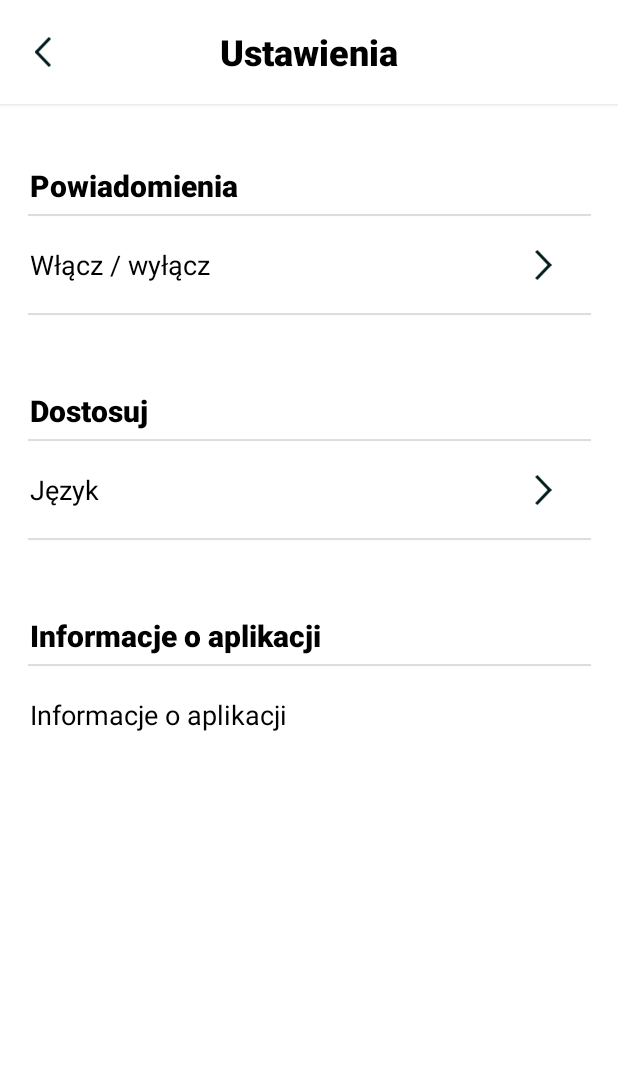
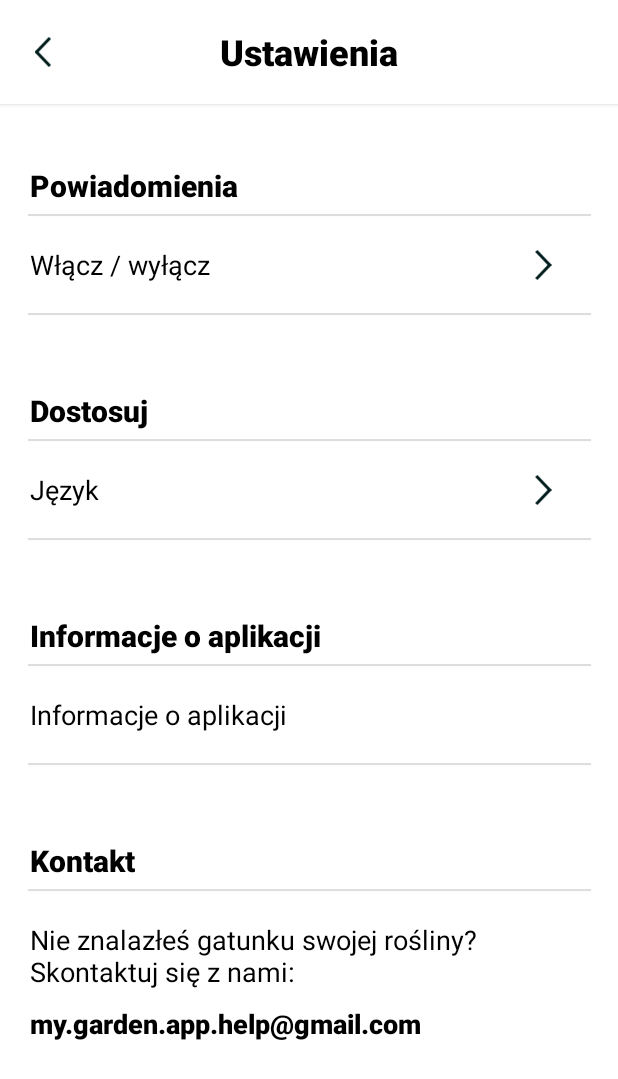
Before and after one commit to AlicjaKowalska/My-Garden, an Android app: the Settings screen opened directly, with no data from a screen before it, on a phone screen of 412 x 824 dp. Shown: the top 1079 px of the screen. Run offline under Robolectric (Android 15) with nearby library versions, the phone set to English and light mode, and no system bars; Roboto replaces fonts that are not available here.

```diff
--- a/app/src/main/java/com/example/mygarden/database/DBHelper.java
+++ b/app/src/main/java/com/example/mygarden/database/DBHelper.java
@@ -8,10 +8,6 @@ import android.database.sqlite.SQLiteOpenHelper;
 import android.graphics.Bitmap;
 import android.graphics.BitmapFactory;
 import android.widget.Toast;
-
-import androidx.annotation.Nullable;
-
-import com.example.mygarden.Add;
 
 import java.io.ByteArrayOutputStream;
 import java.util.ArrayList;
--- a/app/src/main/res/layout/activity_settings.xml
+++ b/app/src/main/res/layout/activity_settings.xml
@@ -10,9 +10,65 @@
         android:id="@+id/toolbar_settings"
         layout="@layout/toolbar_settings" />
 
+    <ScrollView
+        android:layout_width="match_parent"
+        android:layout_height="match_parent" >
+
         <androidx.constraintlayout.widget.ConstraintLayout
             android:layout_width="match_parent"
-    android:layout_height="match_parent">
+            android:layout_height="wrap_content">
+
+            <TextView
+                android:id="@+id/textView18"
+                android:layout_width="wrap_content"
+                android:layout_height="wrap_content"
+                android:layout_marginStart="20dp"
+                android:layout_marginTop="20dp"
+                android:fontFamily="sans-serif"
+                android:text="Informacje o aplikacji"
+                android:textColor="#000000"
+                android:textSize="18sp"
+                app:layout_constraintEnd_toEndOf="parent"
+                app:layout_constraintHorizontal_bias="0.0"
+                app:layout_constraintStart_toStartOf="parent"
+                app:layout_constraintTop_toBottomOf="@+id/divider5" />
+
+            <View
+                android:id="@+id/divider14"
+                android:layout_width="375dp"
+                android:layout_height="1dp"
+                android:layout_marginTop="5dp"
+                android:background="?android:attr/listDivider"
+                android:elevation="1dp"
+                app:layout_constraintEnd_toEndOf="parent"
+                app:layout_constraintStart_toStartOf="parent"
+                app:layout_constraintTop_toBottomOf="@+id/textView16" />
+
+            <View
+                android:id="@+id/divider13"
+                android:layout_width="375dp"
+                android:layout_height="1dp"
+                android:layout_marginTop="20dp"
+                android:background="?android:attr/listDivider"
+                android:elevation="1dp"
+                app:layout_constraintEnd_toEndOf="parent"
+                app:layout_constraintStart_toStartOf="parent"
+                app:layout_constraintTop_toBottomOf="@+id/textView18" />
+
+            <TextView
+                android:id="@+id/textView16"
+                android:layout_width="wrap_content"
+                android:layout_height="wrap_content"
+                android:layout_marginStart="20dp"
+                android:layout_marginTop="50dp"
+                android:fontFamily="sans-serif-black"
+                android:text="@string/Kontakt"
+                android:textColor="#000000"
+                android:textSize="20sp"
+                app:layout_constraintEnd_toEndOf="parent"
+                app:layout_constraintHorizontal_bias="0.0"
+                app:layout_constraintStart_toStartOf="parent"
+                app:layout_constraintTop_toBottomOf="@+id/divider13" />
 
             <ImageButton
                 android:id="@+id/onoffNotifications"
@@ -41,21 +97,6 @@
                 app:layout_constraintEnd_toEndOf="parent"
                 app:layout_constraintTop_toBottomOf="@+id/divider2"
                 app:srcCompat="@drawable/previous" />
-
-        <TextView
-            android:id="@+id/textView6"
-            android:layout_width="wrap_content"
-            android:layout_height="wrap_content"
-            android:layout_marginStart="20dp"
-            android:layout_marginTop="20dp"
-            android:fontFamily="sans-serif"
-            android:text="Informacje o aplikacji"
-            android:textColor="#000000"
-            android:textSize="18sp"
-            app:layout_constraintEnd_toEndOf="parent"
-            app:layout_constraintHorizontal_bias="0.0"
-            app:layout_constraintStart_toStartOf="parent"
-            app:layout_constraintTop_toBottomOf="@+id/divider5" />
 
             <TextView
                 android:id="@+id/textView5"
@@ -187,6 +228,36 @@
                 app:layout_constraintStart_toStartOf="parent"
                 app:layout_constraintTop_toBottomOf="@+id/textView8" />
 
+            <TextView
+                android:id="@+id/textView6"
+                android:layout_width="350dp"
+                android:layout_height="wrap_content"
+                android:layout_marginStart="20dp"
+                android:layout_marginTop="20dp"
+                android:fontFamily="sans-serif"
+                android:text="@string/brak"
+                android:textColor="@color/black"
+                android:textSize="18sp"
+                app:layout_constraintStart_toStartOf="parent"
+                app:layout_constraintTop_toBottomOf="@+id/divider14" />
+
+            <TextView
+                android:id="@+id/email"
+                android:layout_width="wrap_content"
+                android:layout_height="wrap_content"
+                android:layout_marginStart="20dp"
+                android:layout_marginTop="10dp"
+                android:layout_marginBottom="50dp"
+                android:fontFamily="sans-serif-black"
+                android:text="my.garden.app.help@gmail.com"
+                android:textColor="@color/black"
+                android:textIsSelectable="true"
+                android:textSize="18dp"
+                app:layout_constraintBottom_toBottomOf="parent"
+                app:layout_constraintStart_toStartOf="parent"
+                app:layout_constraintTop_toBottomOf="@+id/textView6" />
+
         </androidx.constraintlayout.widget.ConstraintLayout>
+    </ScrollView>
 
 </RelativeLayout>
--- a/app/src/main/res/layout/localization_dialog.xml
+++ b/app/src/main/res/layout/localization_dialog.xml
@@ -58,7 +58,7 @@
         android:layout_marginTop="20dp"
         android:layout_marginBottom="10dp"
         android:fontFamily="sans-serif-black"
-        android:text="Lokalizacja"
+        android:text="@string/Lokal"
         android:textColor="@color/black"
         android:textSize="24sp"
         android:textStyle="normal|bold"
@@ -72,7 +72,7 @@
         android:layout_height="wrap_content"
         android:layout_marginTop="20dp"
         android:fontFamily="sans-serif"
-        android:text="Umieść roślinę w miejscu, w którym jest: "
+        android:text="@string/miejsce"
         android:textColor="#000000"
         android:textSize="18dp"
         app:layout_constraintEnd_toEndOf="parent"
--- a/app/src/main/res/values/strings.xml
+++ b/app/src/main/res/values/strings.xml
@@ -25,5 +25,11 @@
     <string name="Przesadzanie">Przesadzanie</string>
     <string name="Edytuj">Edytuj roślinę</string>
     <string name="Wybierz">Wybierz język</string>
+    <string name="Kontakt">Kontakt</string>
+    <string name="brak">Nie znalazłeś gatunku swojej rośliny? Skontaktuj się z nami:</string>
+    <string name="miejsce">Umieść roślinę w miejscu, w którym jest:</string>
+    <string name="powtarzaj">Powtarzaj co:</string>
+    <string name="dni">dni</string>
+    <string name="Zastosuj">Zastosuj</string>
 
  </resources>
```
Also changed, not shown: app/src/main/java/com/example/mygarden/Settings.java (+14 -0 lines), app/src/main/res/layout/fertilizer_dialog.xml (+4 -4 lines), app/src/main/res/layout/repot_dialog.xml (+4 -4 lines), app/src/main/res/layout/water_dialog.xml (+4 -4 lines), app/src/main/assets/databases/speciesDB.db, 5 other files. Lines whose indentation alone changed are shown as unchanged.
